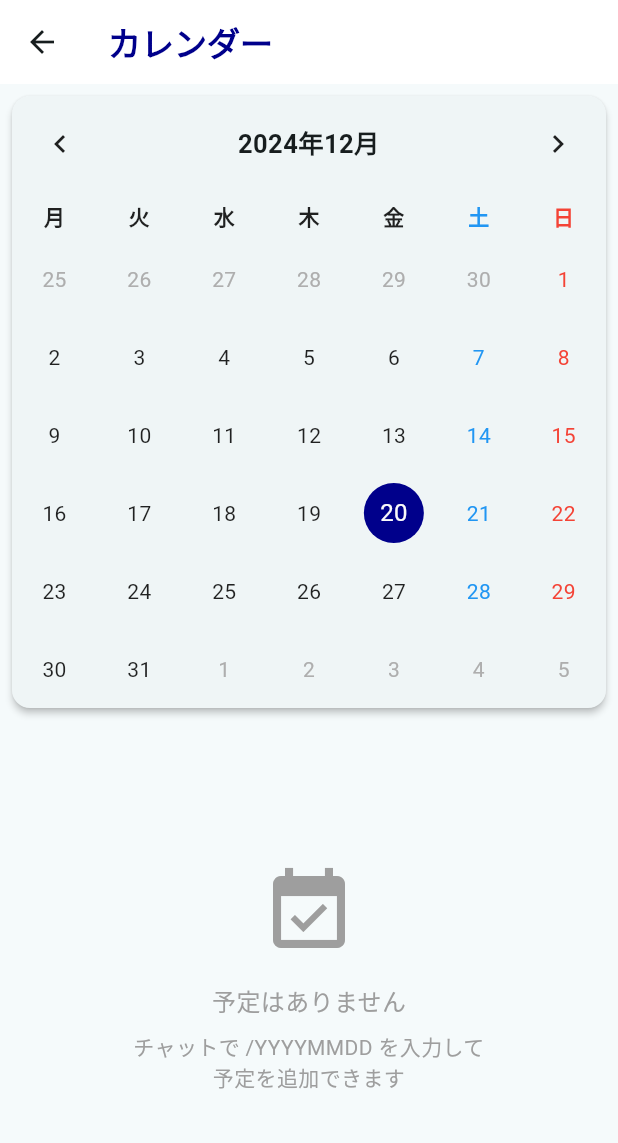
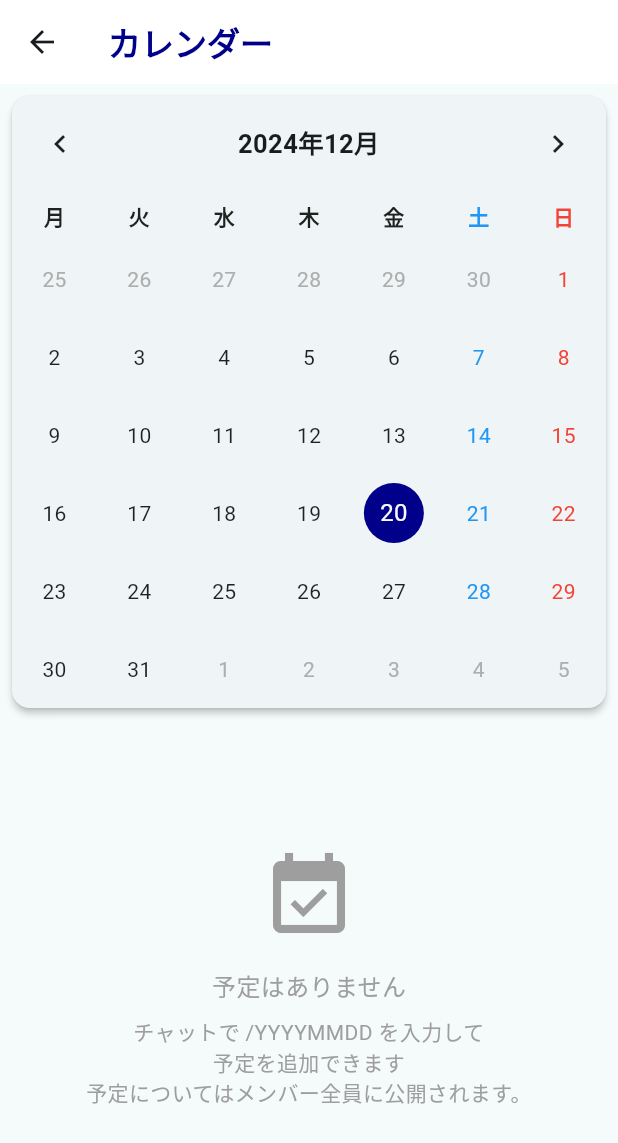
Before and after one commit to Fujinuma0804/JapanAnimeMaps_flutter, a Flutter app: the EventsScreen screen opened directly with empty values, on a phone screen of 412 x 824 dp. Shown: the top 1143 px of the screen. Run offline on Flutter 3.47's test engine with Material 3 defaults, Android fonts, the phone set to English and light mode, and no system bars; drawn by our look-alikes of table_calendar; our stand-ins replace auto_size_text, cached_network_image, chewie, cloud_firestore, confetti, firebase_analytics and 32 more; missing offline and left inert: app_tracking_transparency, firebase_in_app_messaging, flutter_email_sender, flutter_html_svg, flutter_vibrate, purchases_flutter and 3 more; accounts and stored records are empty; statements that could not run were skipped.

Commit message:
update for calender

```diff
--- a/lib/post_page/community_setting/community_calender.dart
+++ b/lib/post_page/community_setting/community_calender.dart
@@ -205,7 +205,7 @@ class _EventsScreenState extends State<EventsScreen> {
                         ),
                         SizedBox(height: 8),
                         Text(
-                          'チャットで /YYYYMMDD を入力して\n予定を追加できます',
+                          'チャットで /YYYYMMDD を入力して\n予定を追加できます\n予定についてはメンバー全員に公開されます。',
                           style: TextStyle(
                             color: Colors.grey,
                             fontSize: 14,
```
Also changed, not shown: lib/post_page/post_first/community_chat.dart (+8 -5 lines).
